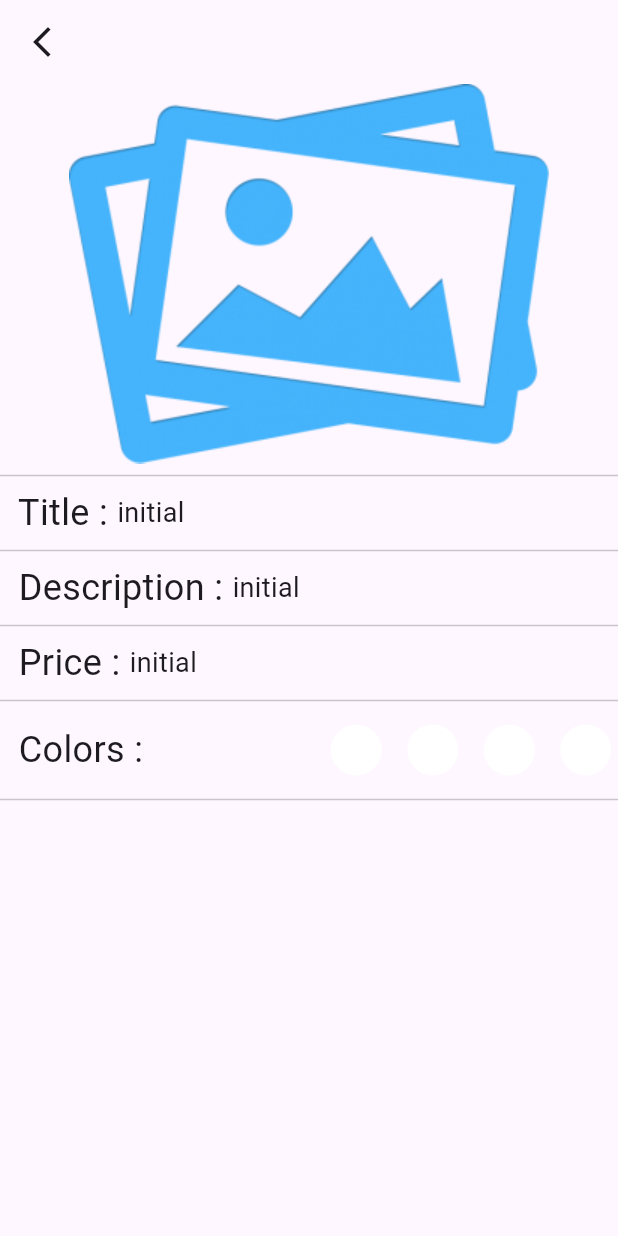
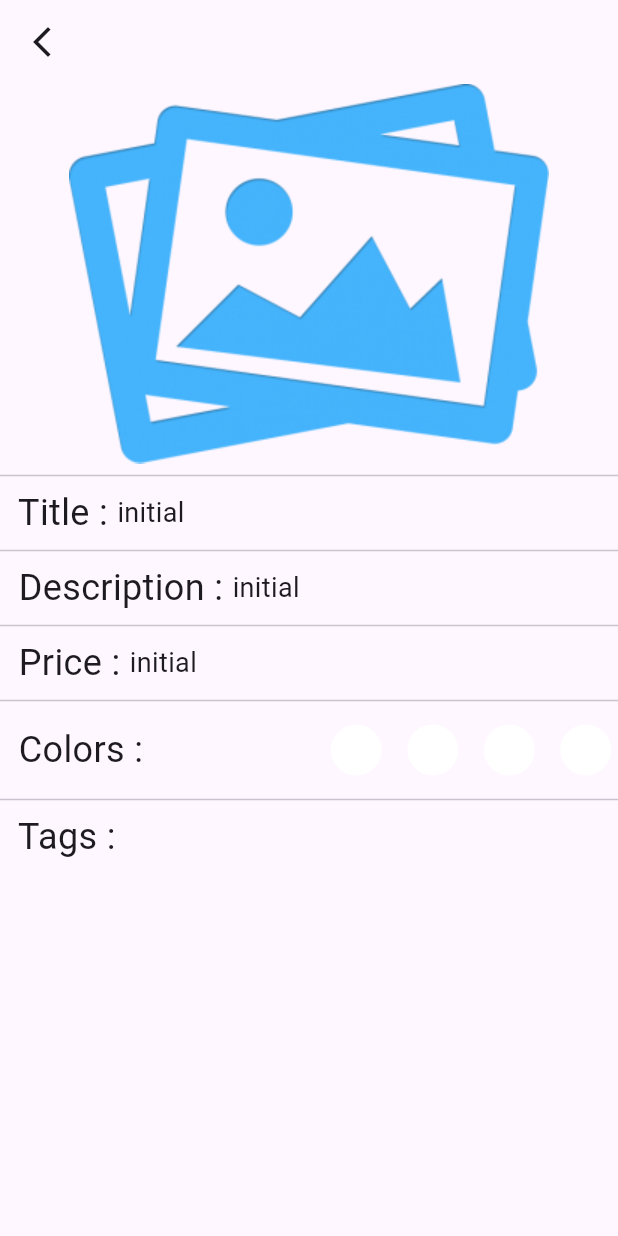
Before and after one commit to mordex-01/store_app_taav, a Flutter app: the DetailsPage screen opened by its route, on a phone screen of 412 x 824 dp. Run offline on Flutter 3.47's test engine with Material 3 defaults, Android fonts, the phone set to English and light mode, and no system bars; our stand-ins replace either_dart, get, image_picker, shared_preferences; missing offline and left inert: flex_color_picker; accounts and stored records are empty; network calls fail; statements that could not run were skipped; project files that could hold a hidden picture were left out.

Commit message:
commit for send updates to laptop

```diff
--- a/lib/src/pages/details/controller/details_controller.dart
+++ b/lib/src/pages/details/controller/details_controller.dart
@@ -34,7 +34,7 @@ class DetailsController extends GetxController {
     resultOrExeption.fold(
         (left) => Get.showSnackbar(WidgetUtils.myCustomSnackBar(
             messageText: left, backgroundColor: Colors.redAccent)), (right) {
-      if (right.image != null) {
+      if (right.image != "") {
         image.value =
             Image.memory(Uint8List.fromList(base64Decode(right.image!)));
       }
--- a/lib/src/pages/details/view/details_page.dart
+++ b/lib/src/pages/details/view/details_page.dart
@@ -1,4 +1,5 @@
 import 'package:flutter/material.dart';
+import 'package:flutter/widgets.dart';
 import 'package:get/get.dart';
 import 'package:store_app_taav/src/infrastructure/routes/route_names.dart';
 import 'package:store_app_taav/src/pages/details/controller/details_controller.dart';
@@ -19,7 +20,7 @@ class DetailsPage extends GetView<DetailsController> {
       body: Column(
         crossAxisAlignment: CrossAxisAlignment.center,
         children: [
-          controller.image.value,
+          Obx(() => controller.image.value),
           const Divider(),
           Row(
             children: [
@@ -91,7 +92,14 @@ class DetailsPage extends GetView<DetailsController> {
               ),
             ],
           ),
-          const Divider()
+          const Divider(),
+          const Align(
+            alignment: Alignment.topLeft,
+            child: Text(
+              "  Tags :",
+              style: TextStyle(fontSize: 24),
+            ),
+          )
         ],
       ),
     );
```
Also changed, not shown: lib/src/pages/seller/view/seller_page.dart (+0 -110 lines).
